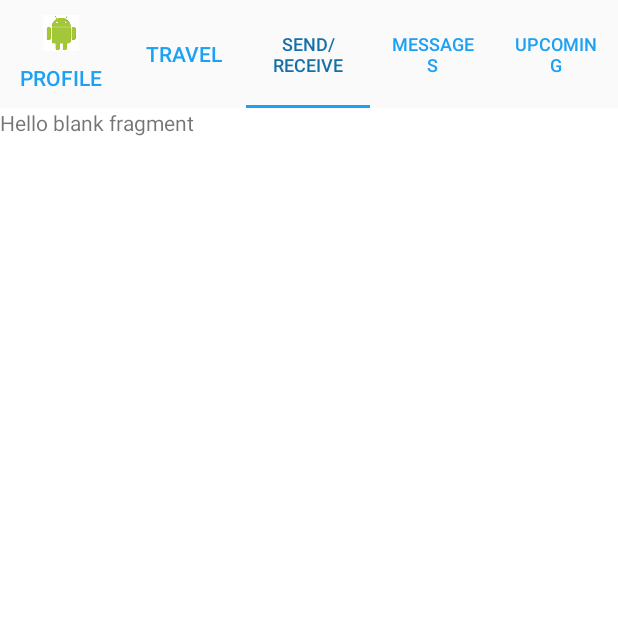
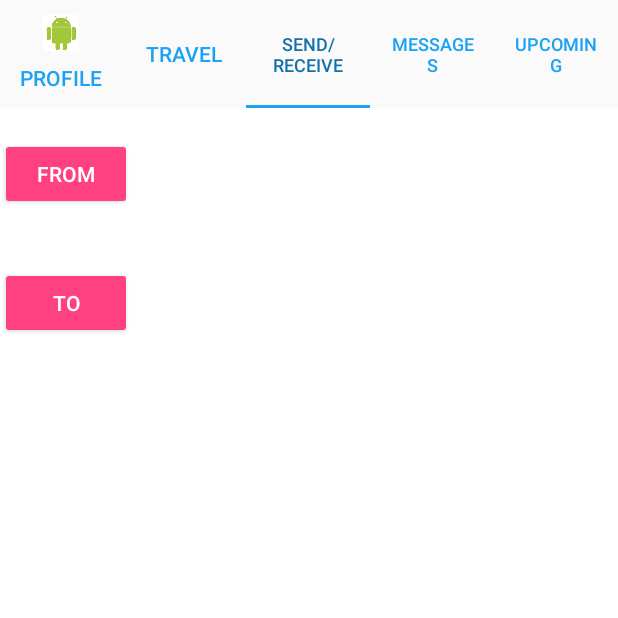
Before and after one commit to robertvunabandi/airspace-app-old, an Android app: the screen it shows after launch (MainActivity), tab 3 chosen, on a phone screen of 412 x 824 dp, the top half of it. Run offline under Robolectric (Android 15) with nearby library versions, the phone set to English and light mode, and no system bars; libraries missing offline, so code that uses them is left out: com.loopj.android.

Commit message:
Added from to buttons to main screen

```diff
--- a/app/build.gradle
+++ b/app/build.gradle
@@ -28,5 +28,6 @@ dependencies {
     compile 'com.android.support.constraint:constraint-layout:1.0.2'
     compile 'com.android.support:design:25.3.1'
     compile 'com.android.support:support-v4:25.3.1'
+    compile 'com.loopj.android:android-async-http:1.4.9'
     testCompile 'junit:junit:4.12'
 }
--- a/app/src/main/AndroidManifest.xml
+++ b/app/src/main/AndroidManifest.xml
@@ -1,6 +1,7 @@
 <?xml version="1.0" encoding="utf-8"?>
 <manifest xmlns:android="http://schemas.android.com/apk/res/android"
     package="com.example.mandaleeyp.teamrawrapp">
+    <uses-permission android:name="android.permission.INTERNET"/>
 
     <application
         android:allowBackup="true"
@@ -16,6 +17,7 @@
                 <category android:name="android.intent.category.LAUNCHER" />
             </intent-filter>
         </activity>
+        <activity android:name=".AirportSearchActivity"></activity>
     </application>
 
 </manifest>
--- a/app/src/main/java/com/example/mandaleeyp/teamrawrapp/MainActivity.java
+++ b/app/src/main/java/com/example/mandaleeyp/teamrawrapp/MainActivity.java
@@ -27,5 +27,6 @@ public class MainActivity extends AppCompatActivity {
         TabLayout tabLayout = (TabLayout) findViewById(R.id.sliding_tabs);
         tabLayout.setupWithViewPager(vpPager);
         tabLayout.getTabAt(0).setIcon(R.drawable.ic_android);
+
     }
 }
--- a/app/src/main/res/layout/fragment_send_receive.xml
+++ b/app/src/main/res/layout/fragment_send_receive.xml
@@ -1,13 +1,32 @@
-<FrameLayout xmlns:android="http://schemas.android.com/apk/res/android"
+<RelativeLayout xmlns:android="http://schemas.android.com/apk/res/android"
+    xmlns:app="http://schemas.android.com/apk/res-auto"
     xmlns:tools="http://schemas.android.com/tools"
     android:layout_width="match_parent"
     android:layout_height="match_parent"
     tools:context="com.example.mandaleeyp.teamrawrapp.fragments.SendReceiveFragment">
 
     <!-- TODO: Update blank fragment layout -->
-    <TextView
-        android:layout_width="match_parent"
-        android:layout_height="match_parent"
-        android:text="@string/hello_blank_fragment" />
 
-</FrameLayout>
+    <Button
+        android:id="@+id/bt_to"
+        style="@style/Widget.AppCompat.Button.Colored"
+        android:layout_width="wrap_content"
+        android:layout_height="wrap_content"
+        android:layout_marginTop="38dp"
+        android:text="TO"
+        android:layout_below="@+id/bt_from"
+        android:layout_alignParentLeft="true"
+        android:layout_alignParentStart="true"
+        android:onClick="toSearch"/>
+
+    <Button
+        android:id="@+id/bt_from"
+        style="@style/Widget.AppCompat.Button.Colored"
+        android:layout_width="wrap_content"
+        android:layout_height="wrap_content"
+        android:text="FROM"
+        android:layout_marginTop="20dp"
+        android:layout_alignParentTop="true"
+        android:layout_alignParentLeft="true"
+        android:layout_alignParentStart="true" />
+</RelativeLayout>
```
Also changed, not shown: app/src/main/java/com/example/mandaleeyp/teamrawrapp/AirportSearchActivity.java (added, +67 -0 lines), app/src/main/java/com/example/mandaleeyp/teamrawrapp/fragments/SendReceiveFragment.java (+58 -7 lines), app/src/main/res/layout/activity_airport_search.xml (added, +9 -0 lines).
